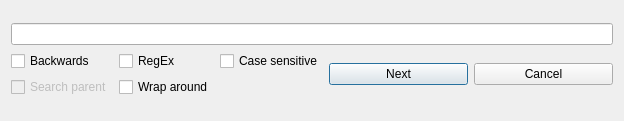
Above: searchwindow.ui from ratelware/logan before the change. Below: the same form after it.
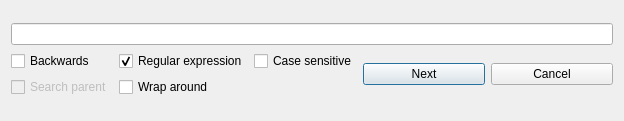
That is the form after the change.

```diff
--- a/searchwindow.ui
+++ b/searchwindow.ui
@@ -50,10 +50,10 @@
             <bool>true</bool>
            </property>
            <property name="text">
-            <string>RegEx</string>
+            <string>Regular expression</string>
            </property>
            <property name="checked">
-            <bool>false</bool>
+            <bool>true</bool>
            </property>
           </widget>
          </item>
```
